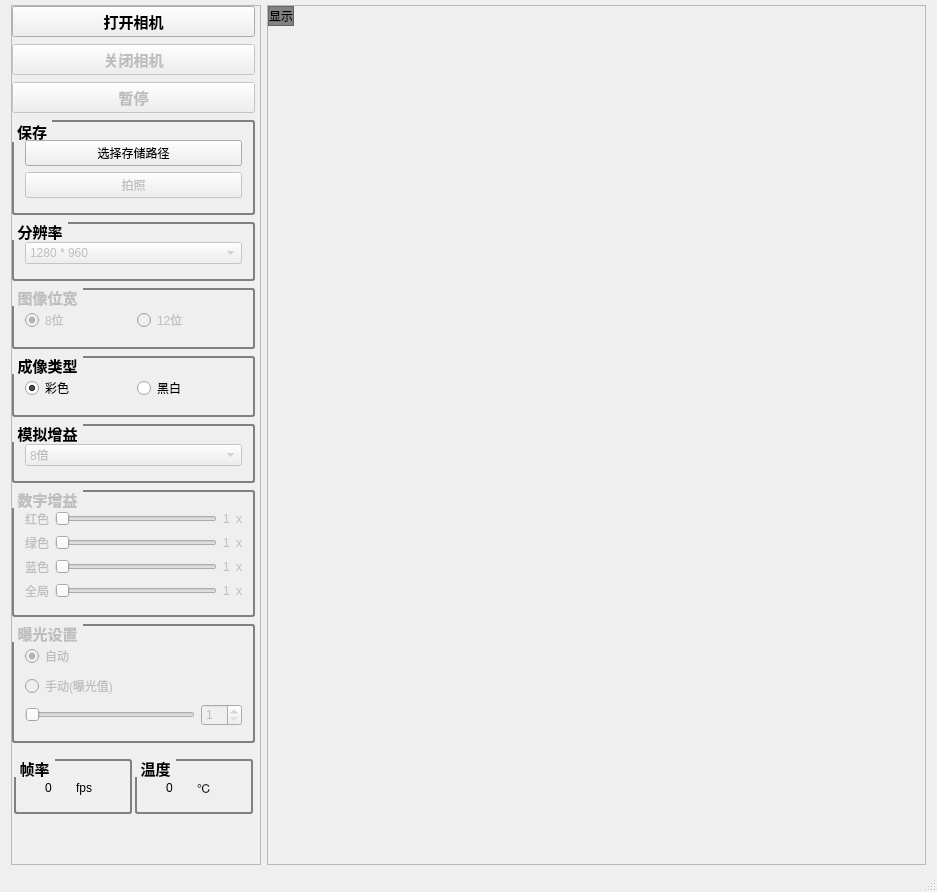
betterorbest/usb_camera_with_Cypress, file usb2_camera_034/mainwindow.ui: the form before one commit.
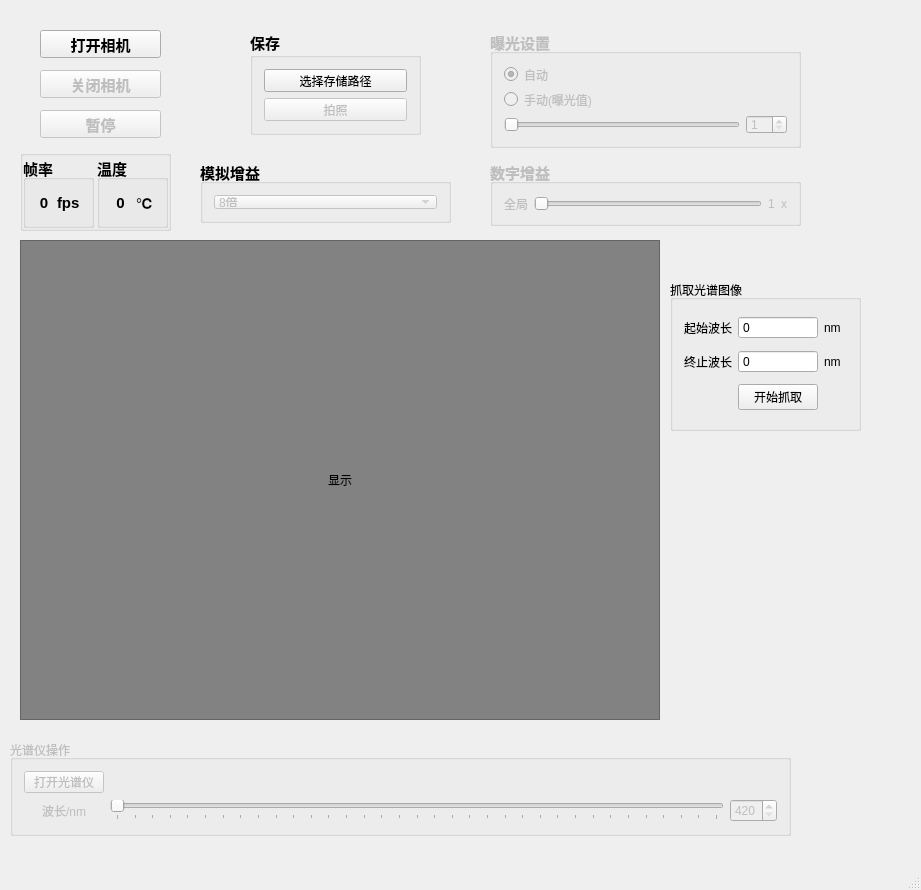
The form after the commit. Icons and pictures are not drawn.

Commit message: version0.1.0 for spectrometer

Diff of the .ui file:
```diff
--- a/usb2_camera_034/mainwindow.ui
+++ b/usb2_camera_034/mainwindow.ui
@@ -6,8 +6,8 @@
    <rect>
     <x>0</x>
     <y>0</y>
-    <width>937</width>
-    <height>892</height>
+    <width>921</width>
+    <height>890</height>
    </rect>
   </property>
   <property name="windowTitle">
@@ -17,49 +17,18 @@
    <iconset resource="mainwindow.qrc">
     <normaloff>:/MainWindow/camera.ico</normaloff>:/MainWindow/camera.ico</iconset>
   </property>
-  <property name="styleSheet">
-   <string notr="true">QGroupBox {
-    border: 2px solid gray;
-    border-radius: 3px;
-	margin-top: 1ex;
-	padding-bottom: 4px;
-	padding-top: 7px;
-}
-
-QGroupBox::title {
-    subcontrol-origin: margin;
-    /*subcontrol-position: top center; /* position at the top center */
-    padding: 0 3px;
-    background-color: qlineargradient(x1: 0, y1: 0, x2: 0, y2: 1,
-                                      stop: 0 #f4f4f4, stop: 1 #f4f4f4);
-}
-
-QGroupBox#groupBox_6 {   /*帧率与温度组设置无边框*/
-	border: none;
-	margin-top: 0;
-	padding-top:0px;
-}
-
-QGroupBox#groupBox_6 {
-	padding: 0 0;
-
-}</string>
-  </property>
   <widget class="QWidget" name="centralWidget">
-   <layout class="QHBoxLayout" name="horizontalLayout_3">
-    <property name="topMargin">
-     <number>5</number>
+   <widget class="QFrame" name="m_showFrame">
+    <property name="geometry">
+     <rect>
+      <x>20</x>
+      <y>240</y>
+      <width>640</width>
+      <height>480</height>
+     </rect>
     </property>
-    <property name="bottomMargin">
-     <number>5</number>
-    </property>
-    <item>
-     <widget class="QFrame" name="frame">
-      <property name="maximumSize">
-       <size>
-        <width>250</width>
-        <height>16777215</height>
-       </size>
+    <property name="styleSheet">
+     <string notr="true">background-color: rgb(130, 130, 130)</string>
       </property>
       <property name="frameShape">
        <enum>QFrame::StyledPanel</enum>
@@ -67,10 +36,7 @@
       <property name="frameShadow">
        <enum>QFrame::Raised</enum>
       </property>
-      <layout class="QVBoxLayout" name="verticalLayout">
-       <property name="spacing">
-        <number>7</number>
-       </property>
+    <layout class="QGridLayout" name="gridLayout">
        <property name="leftMargin">
         <number>0</number>
        </property>
@@ -78,13 +44,41 @@
         <number>0</number>
        </property>
        <property name="rightMargin">
-        <number>5</number>
+      <number>0</number>
        </property>
        <property name="bottomMargin">
         <number>0</number>
        </property>
-       <item>
+     <property name="spacing">
+      <number>0</number>
+     </property>
+     <item row="0" column="0">
+      <widget class="QLabel" name="m_showLabel">
+       <property name="frameShape">
+        <enum>QFrame::NoFrame</enum>
+       </property>
+       <property name="lineWidth">
+        <number>0</number>
+       </property>
+       <property name="text">
+        <string>显示</string>
+       </property>
+       <property name="alignment">
+        <set>Qt::AlignCenter</set>
+       </property>
+      </widget>
+     </item>
+    </layout>
+   </widget>
         <widget class="QPushButton" name="m_startButton">
+    <property name="geometry">
+     <rect>
+      <x>40</x>
+      <y>30</y>
+      <width>121</width>
+      <height>28</height>
+     </rect>
+    </property>
          <property name="font">
           <font>
            <pointsize>11</pointsize>
@@ -99,12 +93,18 @@
           <bool>false</bool>
          </property>
         </widget>
-       </item>
-       <item>
         <widget class="QPushButton" name="m_stopButton">
          <property name="enabled">
           <bool>false</bool>
          </property>
+    <property name="geometry">
+     <rect>
+      <x>40</x>
+      <y>70</y>
+      <width>121</width>
+      <height>28</height>
+     </rect>
+    </property>
          <property name="font">
           <font>
            <pointsize>11</pointsize>
@@ -116,12 +116,18 @@
           <string>关闭相机</string>
          </property>
         </widget>
-       </item>
-       <item>
         <widget class="QPushButton" name="m_pauseButton">
          <property name="enabled">
           <bool>false</bool>
          </property>
+    <property name="geometry">
+     <rect>
+      <x>40</x>
+      <y>110</y>
+      <width>121</width>
+      <height>28</height>
+     </rect>
+    </property>
          <property name="font">
           <font>
            <pointsize>11</pointsize>
@@ -133,9 +139,15 @@
           <string>暂停</string>
          </property>
         </widget>
-       </item>
-       <item>
         <widget class="QGroupBox" name="groupBox_5">
+    <property name="geometry">
+     <rect>
+      <x>250</x>
+      <y>30</y>
+      <width>171</width>
+      <height>105</height>
+     </rect>
+    </property>
          <property name="font">
           <font>
            <family>Aharoni</family>
@@ -182,187 +194,18 @@
           </item>
          </layout>
         </widget>
-       </item>
-       <item>
-        <widget class="QGroupBox" name="groupBox">
-         <property name="enabled">
-          <bool>true</bool>
-         </property>
-         <property name="font">
-          <font>
-           <pointsize>11</pointsize>
-           <weight>75</weight>
-           <bold>true</bold>
-          </font>
-         </property>
-         <property name="title">
-          <string>分辨率</string>
-         </property>
-         <layout class="QHBoxLayout" name="horizontalLayout_7">
-          <item>
-           <widget class="QComboBox" name="m_resolutionSwitching">
-            <property name="enabled">
-             <bool>false</bool>
-            </property>
-            <property name="font">
-             <font>
-              <pointsize>9</pointsize>
-              <weight>50</weight>
-              <bold>false</bold>
-             </font>
-            </property>
-            <property name="autoFillBackground">
-             <bool>false</bool>
-            </property>
-            <property name="editable">
-             <bool>false</bool>
-            </property>
-            <property name="currentIndex">
-             <number>2</number>
-            </property>
-            <item>
-             <property name="text">
-              <string>320 * 240</string>
-             </property>
-            </item>
-            <item>
-             <property name="text">
-              <string>640 * 480</string>
-             </property>
-            </item>
-            <item>
-             <property name="text">
-              <string>1280 * 960</string>
-             </property>
-            </item>
-           </widget>
-          </item>
-         </layout>
-        </widget>
-       </item>
-       <item>
-        <widget class="QGroupBox" name="m_bitsPerPixelChange">
-         <property name="enabled">
-          <bool>false</bool>
-         </property>
-         <property name="font">
-          <font>
-           <pointsize>11</pointsize>
-           <weight>75</weight>
-           <bold>true</bold>
-          </font>
-         </property>
-         <property name="title">
-          <string>图像位宽</string>
-         </property>
-         <property name="alignment">
-          <set>Qt::AlignLeading|Qt::AlignLeft|Qt::AlignVCenter</set>
-         </property>
-         <property name="flat">
-          <bool>false</bool>
-         </property>
-         <layout class="QHBoxLayout" name="horizontalLayout_4">
-          <property name="spacing">
-           <number>7</number>
-          </property>
-          <item>
-           <widget class="QRadioButton" name="m_8bitsChoosed">
-            <property name="font">
-             <font>
-              <pointsize>9</pointsize>
-              <weight>50</weight>
-              <bold>false</bold>
-             </font>
-            </property>
-            <property name="layoutDirection">
-             <enum>Qt::LeftToRight</enum>
-            </property>
-            <property name="text">
-             <string>8位</string>
-            </property>
-            <property name="checked">
-             <bool>true</bool>
-            </property>
-           </widget>
-          </item>
-          <item>
-           <widget class="QRadioButton" name="m_12bitsChoosed">
-            <property name="font">
-             <font>
-              <pointsize>9</pointsize>
-              <weight>50</weight>
-              <bold>false</bold>
-             </font>
-            </property>
-            <property name="text">
-             <string>12位</string>
-            </property>
-           </widget>
-          </item>
-         </layout>
-        </widget>
-       </item>
-       <item>
-        <widget class="QGroupBox" name="groupBox_4">
-         <property name="font">
-          <font>
-           <pointsize>11</pointsize>
-           <weight>75</weight>
-           <bold>true</bold>
-          </font>
-         </property>
-         <property name="title">
-          <string>成像类型</string>
-         </property>
-         <property name="flat">
-          <bool>false</bool>
-         </property>
-         <property name="checkable">
-          <bool>false</bool>
-         </property>
-         <layout class="QHBoxLayout" name="horizontalLayout_5">
-          <item>
-           <widget class="QRadioButton" name="m_colorImageChoosed">
-            <property name="font">
-             <font>
-              <pointsize>9</pointsize>
-              <weight>50</weight>
-              <bold>false</bold>
-             </font>
-            </property>
-            <property name="text">
-             <string>彩色</string>
-            </property>
-            <property name="checked">
-             <bool>true</bool>
-            </property>
-           </widget>
-          </item>
-          <item>
-           <widget class="QRadioButton" name="m_grayImageChoosed">
-            <property name="font">
-             <font>
-              <pointsize>9</pointsize>
-              <weight>50</weight>
-              <bold>false</bold>
-             </font>
-            </property>
-            <property name="text">
-             <string>黑白</string>
-            </property>
-            <property name="checked">
-             <bool>false</bool>
-            </property>
-           </widget>
-          </item>
-         </layout>
-        </widget>
-       </item>
-       <item>
         <widget class="QGroupBox" name="groupBox_3">
          <property name="enabled">
           <bool>true</bool>
          </property>
+    <property name="geometry">
+     <rect>
+      <x>200</x>
+      <y>160</y>
+      <width>251</width>
+      <height>63</height>
+     </rect>
+    </property>
          <property name="font">
           <font>
            <pointsize>11</pointsize>
@@ -418,12 +261,18 @@
           </item>
          </layout>
         </widget>
-       </item>
-       <item>
         <widget class="QGroupBox" name="m_digitalGainSet">
          <property name="enabled">
           <bool>false</bool>
          </property>
+    <property name="geometry">
+     <rect>
+      <x>490</x>
+      <y>160</y>
+      <width>311</width>
+      <height>66</height>
+     </rect>
+    </property>
          <property name="font">
           <font>
            <pointsize>11</pointsize>
@@ -435,264 +284,6 @@
           <string>数字增益</string>
          </property>
          <layout class="QVBoxLayout" name="verticalLayout_3">
-          <item>
-           <layout class="QHBoxLayout" name="horizontalLayout_11">
-            <item>
-             <widget class="QLabel" name="label_11">
-              <property name="font">
-               <font>
-                <pointsize>9</pointsize>
-                <weight>50</weight>
-                <bold>false</bold>
-               </font>
-              </property>
-              <property name="text">
-               <string>红色</string>
-              </property>
-             </widget>
-            </item>
-            <item>
-             <widget class="QSlider" name="m_rGainSet">
-              <property name="sizePolicy">
-               <sizepolicy hsizetype="MinimumExpanding" vsizetype="Fixed">
-                <horstretch>0</horstretch>
-                <verstretch>0</verstretch>
-               </sizepolicy>
-              </property>
-              <property name="maximumSize">
-               <size>
-                <width>16777215</width>
-                <height>16777215</height>
-               </size>
-              </property>
-              <property name="minimum">
-               <number>1</number>
-              </property>
-              <property name="maximum">
-               <number>8</number>
-              </property>
-              <property name="pageStep">
-               <number>1</number>
-              </property>
-              <property name="orientation">
-               <enum>Qt::Horizontal</enum>
-              </property>
-              <property name="invertedAppearance">
-               <bool>false</bool>
-              </property>
-              <property name="invertedControls">
-               <bool>false</bool>
-              </property>
-              <property name="tickPosition">
-               <enum>QSlider::NoTicks</enum>
-              </property>
-              <property name="tickInterval">
-               <number>1</number>
-              </property>
-             </widget>
-            </item>
-            <item>
-             <widget class="QLabel" name="m_rGain">
-              <property name="font">
-               <font>
-                <pointsize>9</pointsize>
-                <weight>50</weight>
-                <bold>false</bold>
-               </font>
-              </property>
-              <property name="text">
-               <string>1</string>
-              </property>
-             </widget>
-            </item>
-            <item>
-             <widget class="QLabel" name="label_13">
-              <property name="font">
-               <font>
-                <pointsize>9</pointsize>
-                <weight>50</weight>
-                <bold>false</bold>
-               </font>
-              </property>
-              <property name="text">
-               <string>x</string>
-              </property>
-             </widget>
-            </item>
-           </layout>
-          </item>
-          <item>
-           <layout class="QHBoxLayout" name="horizontalLayout_10">
-            <item>
-             <widget class="QLabel" name="label_8">
-              <property name="font">
-               <font>
-                <pointsize>9</pointsize>
-                <weight>50</weight>
-                <bold>false</bold>
-               </font>
-              </property>
-              <property name="text">
-               <string>绿色</string>
-              </property>
-             </widget>
-            </item>
-            <item>
-             <widget class="QSlider" name="m_gGainSet">
-              <property name="sizePolicy">
-               <sizepolicy hsizetype="MinimumExpanding" vsizetype="Fixed">
-                <horstretch>0</horstretch>
-                <verstretch>0</verstretch>
-               </sizepolicy>
-              </property>
-              <property name="maximumSize">
-               <size>
-                <width>16777215</width>
-                <height>16777215</height>
-               </size>
-              </property>
-              <property name="minimum">
-               <number>1</number>
-              </property>
-              <property name="maximum">
-               <number>8</number>
-              </property>
-              <property name="pageStep">
-               <number>1</number>
-              </property>
-              <property name="orientation">
-               <enum>Qt::Horizontal</enum>
-              </property>
-              <property name="invertedAppearance">
-               <bool>false</bool>
-              </property>
-              <property name="invertedControls">
-               <bool>false</bool>
-              </property>
-              <property name="tickPosition">
-               <enum>QSlider::NoTicks</enum>
-              </property>
-              <property name="tickInterval">
-               <number>1</number>
-              </property>
-             </widget>
-            </item>
-            <item>
-             <widget class="QLabel" name="m_gGain">
-              <property name="font">
-               <font>
-                <pointsize>9</pointsize>
-                <weight>50</weight>
-                <bold>false</bold>
-               </font>
-              </property>
-              <property name="text">
-               <string>1</string>
-              </property>
-             </widget>
-            </item>
-            <item>
-             <widget class="QLabel" name="label_10">
-              <property name="font">
-               <font>
-                <pointsize>9</pointsize>
-                <weight>50</weight>
-                <bold>false</bold>
-               </font>
-              </property>
-              <property name="text">
-               <string>x</string>
-              </property>
-             </widget>
-            </item>
-           </layout>
-          </item>
-          <item>
-           <layout class="QHBoxLayout" name="horizontalLayout_9">
-            <item>
-             <widget class="QLabel" name="label_5">
-              <property name="font">
-               <font>
-                <pointsize>9</pointsize>
-                <weight>50</weight>
-                <bold>false</bold>
-               </font>
-              </property>
-              <property name="text">
-               <string>蓝色</string>
-              </property>
-             </widget>
-            </item>
-            <item>
-             <widget class="QSlider" name="m_bGainSet">
-              <property name="sizePolicy">
-               <sizepolicy hsizetype="MinimumExpanding" vsizetype="Fixed">
-                <horstretch>0</horstretch>
-                <verstretch>0</verstretch>
-               </sizepolicy>
-              </property>
-              <property name="maximumSize">
-               <size>
-                <width>16777215</width>
-                <height>16777215</height>
-               </size>
-              </property>
-              <property name="minimum">
-               <number>1</number>
-              </property>
-              <property name="maximum">
-               <number>8</number>
-              </property>
-              <property name="pageStep">
-               <number>1</number>
-              </property>
-              <property name="orientation">
-               <enum>Qt::Horizontal</enum>
-              </property>
-              <property name="invertedAppearance">
-               <bool>false</bool>
-              </property>
-              <property name="invertedControls">
-               <bool>false</bool>
-              </property>
-              <property name="tickPosition">
-               <enum>QSlider::NoTicks</enum>
-              </property>
-              <property name="tickInterval">
-               <number>1</number>
-              </property>
-             </widget>
-            </item>
-            <item>
-             <widget class="QLabel" name="m_bGain">
-              <property name="font">
-               <font>
-                <pointsize>9</pointsize>
-                <weight>50</weight>
-                <bold>false</bold>
-               </font>
-              </property>
-              <property name="text">
-               <string>1</string>
-              </property>
-             </widget>
-            </item>
-            <item>
-             <widget class="QLabel" name="label_7">
-              <property name="font">
-               <font>
-                <pointsize>9</pointsize>
-                <weight>50</weight>
-                <bold>false</bold>
-               </font>
-              </property>
-              <property name="text">
-               <string>x</string>
-              </property>
-             </widget>
-            </item>
-           </layout>
-          </item>
           <item>
            <layout class="QHBoxLayout" name="horizontalLayout_8">
             <item>
@@ -781,12 +372,18 @@
           </item>
          </layout>
         </widget>
-       </item>
-       <item>
         <widget class="QGroupBox" name="m_exposureMode">
          <property name="enabled">
           <bool>false</bool>
          </property>
+    <property name="geometry">
+     <rect>
+      <x>490</x>
+      <y>30</y>
+      <width>311</width>
+      <height>118</height>
+     </rect>
+    </property>
          <property name="font">
           <font>
            <pointsize>11</pointsize>
@@ -886,9 +483,104 @@
           </item>
          </layout>
         </widget>
-       </item>
-       <item>
+   <widget class="QGroupBox" name="m_spectrometerCtrl">
+    <property name="enabled">
+     <bool>false</bool>
+    </property>
+    <property name="geometry">
+     <rect>
+      <x>10</x>
+      <y>740</y>
+      <width>781</width>
+      <height>96</height>
+     </rect>
+    </property>
+    <property name="title">
+     <string>光谱仪操作</string>
+    </property>
+    <layout class="QGridLayout" name="gridLayout_2">
+     <item row="2" column="1" colspan="4">
+      <widget class="QSlider" name="m_wavelengthSlider">
+       <property name="minimum">
+        <number>420</number>
+       </property>
+       <property name="maximum">
+        <number>760</number>
+       </property>
+       <property name="singleStep">
+        <number>10</number>
+       </property>
+       <property name="tracking">
+        <bool>false</bool>
+       </property>
+       <property name="orientation">
+        <enum>Qt::Horizontal</enum>
+       </property>
+       <property name="tickPosition">
+        <enum>QSlider::TicksBelow</enum>
+       </property>
+       <property name="tickInterval">
+        <number>0</number>
+       </property>
+      </widget>
+     </item>
+     <item row="2" column="5">
+      <widget class="QSpinBox" name="m_wavelengthSpinBox">
+       <property name="keyboardTracking">
+        <bool>false</bool>
+       </property>
+       <property name="minimum">
+        <number>420</number>
+       </property>
+       <property name="maximum">
+        <number>760</number>
+       </property>
+       <property name="singleStep">
+        <number>10</number>
+       </property>
+      </widget>
+     </item>
+     <item row="1" column="0">
+      <widget class="QPushButton" name="m_openSpectrometerButton">
+       <property name="text">
+        <string>打开光谱仪</string>
+       </property>
+      </widget>
+     </item>
+     <item row="2" column="0">
+      <widget class="QLabel" name="label_5">
+       <property name="text">
+        <string>波长/nm</string>
+       </property>
+       <property name="alignment">
+        <set>Qt::AlignCenter</set>
+       </property>
+      </widget>
+     </item>
+     <item row="1" column="1">
+      <spacer name="horizontalSpacer">
+       <property name="orientation">
+        <enum>Qt::Horizontal</enum>
+       </property>
+       <property name="sizeHint" stdset="0">
+        <size>
+         <width>40</width>
+         <height>20</height>
+        </size>
+       </property>
+      </spacer>
+     </item>
+    </layout>
+   </widget>
         <widget class="QGroupBox" name="groupBox_6">
+    <property name="geometry">
+     <rect>
+      <x>20</x>
+      <y>150</y>
+      <width>151</width>
+      <height>81</height>
+     </rect>
+    </property>
          <property name="title">
           <string/>
          </property>
@@ -985,121 +677,70 @@
           </item>
          </layout>
         </widget>
-       </item>
-       <item>
-        <spacer name="verticalSpacer">
-         <property name="orientation">
-          <enum>Qt::Vertical</enum>
-         </property>
-         <property name="sizeHint" stdset="0">
-          <size>
-           <width>20</width>
-           <height>40</height>
-          </size>
-         </property>
-        </spacer>
-       </item>
-      </layout>
-     </widget>
-    </item>
-    <item>
-     <widget class="QFrame" name="frame_2">
-      <property name="frameShape">
-       <enum>QFrame::StyledPanel</enum>
-      </property>
-      <property name="frameShadow">
-       <enum>QFrame::Raised</enum>
-      </property>
-      <layout class="QVBoxLayout" name="verticalLayout_2">
-       <property name="spacing">
-        <number>4</number>
+   <widget class="QGroupBox" name="groupBox">
+    <property name="geometry">
+     <rect>
+      <x>670</x>
+      <y>280</y>
+      <width>191</width>
+      <height>151</height>
+     </rect>
+    </property>
+    <property name="title">
+     <string>抓取光谱图像</string>
+    </property>
+    <layout class="QGridLayout" name="gridLayout_3">
+     <item row="0" column="2">
+      <widget class="QLabel" name="label_9">
+       <property name="text">
+        <string>nm</string>
+       </property>
+      </widget>
+     </item>
+     <item row="1" column="2">
+      <widget class="QLabel" name="label_10">
+       <property name="text">
+        <string>nm</string>
+       </property>
+      </widget>
+     </item>
+     <item row="1" column="1">
+      <widget class="QSpinBox" name="m_capMaxWavelen">
+       <property name="buttonSymbols">
+        <enum>QAbstractSpinBox::NoButtons</enum>
+       </property>
+      </widget>
+     </item>
+     <item row="0" column="1">
+      <widget class="QSpinBox" name="m_capMinWavelen">
+       <property name="buttonSymbols">
+        <enum>QAbstractSpinBox::NoButtons</enum>
+       </property>
+      </widget>
+     </item>
+     <item row="1" column="0">
+      <widget class="QLabel" name="label_8">
+       <property name="text">
+        <string>终止波长</string>
        </property>
-       <property name="leftMargin">
-        <number>0</number>
-       </property>
-       <property name="topMargin">
-        <number>0</number>
-       </property>
-       <property name="rightMargin">
-        <number>0</number>
-       </property>
-       <property name="bottomMargin">
-        <number>0</number>
-       </property>
-       <item>
-        <layout class="QHBoxLayout" name="horizontalLayout">
-         <item>
-          <widget class="QFrame" name="m_showFrame">
-           <property name="styleSheet">
-            <string notr="true">background-color: rgb(130, 130, 130)</string>
-           </property>
-           <property name="frameShape">
-            <enum>QFrame::StyledPanel</enum>
-           </property>
-           <property name="frameShadow">
-            <enum>QFrame::Raised</enum>
-           </property>
-           <layout class="QGridLayout" name="gridLayout">
-            <property name="leftMargin">
-             <number>0</number>
-            </property>
-            <property name="topMargin">
-             <number>0</number>
-            </property>
-            <property name="rightMargin">
-             <number>0</number>
-            </property>
-            <property name="bottomMargin">
-             <number>0</number>
-            </property>
-            <property name="spacing">
-             <number>0</number>
-            </property>
+      </widget>
+     </item>
             <item row="0" column="0">
-             <widget class="QLabel" name="m_showLabel">
+      <widget class="QLabel" name="label_7">
               <property name="text">
-               <string>显示</string>
-              </property>
-              <property name="alignment">
-               <set>Qt::AlignCenter</set>
-              </property>
-             </widget>
-            </item>
-           </layout>
-          </widget>
-         </item>
-         <item>
-          <spacer name="horizontalSpacer_2">
-           <property name="orientation">
-            <enum>Qt::Horizontal</enum>
-           </property>
-           <property name="sizeHint" stdset="0">
-            <size>
-             <width>38</width>
-             <height>17</height>
-            </size>
-           </property>
-          </spacer>
-         </item>
-        </layout>
-       </item>
-       <item>
-        <spacer name="verticalSpacer_2">
-         <property name="orientation">
-          <enum>Qt::Vertical</enum>
-         </property>
-         <property name="sizeHint" stdset="0">
-          <size>
-           <width>20</width>
-           <height>824</height>
-          </size>
-         </property>
-        </spacer>
-       </item>
-      </layout>
+        <string>起始波长</string>
+       </property>
+      </widget>
+     </item>
+     <item row="2" column="1">
+      <widget class="QPushButton" name="m_captureSpectrum">
+       <property name="text">
+        <string>开始抓取</string>
+       </property>
      </widget>
     </item>
    </layout>
+   </widget>
   </widget>
   <widget class="QStatusBar" name="statusBar"/>
  </widget>
```
Lines whose indentation alone changed are shown as unchanged. The commit also changes 11 other files.
